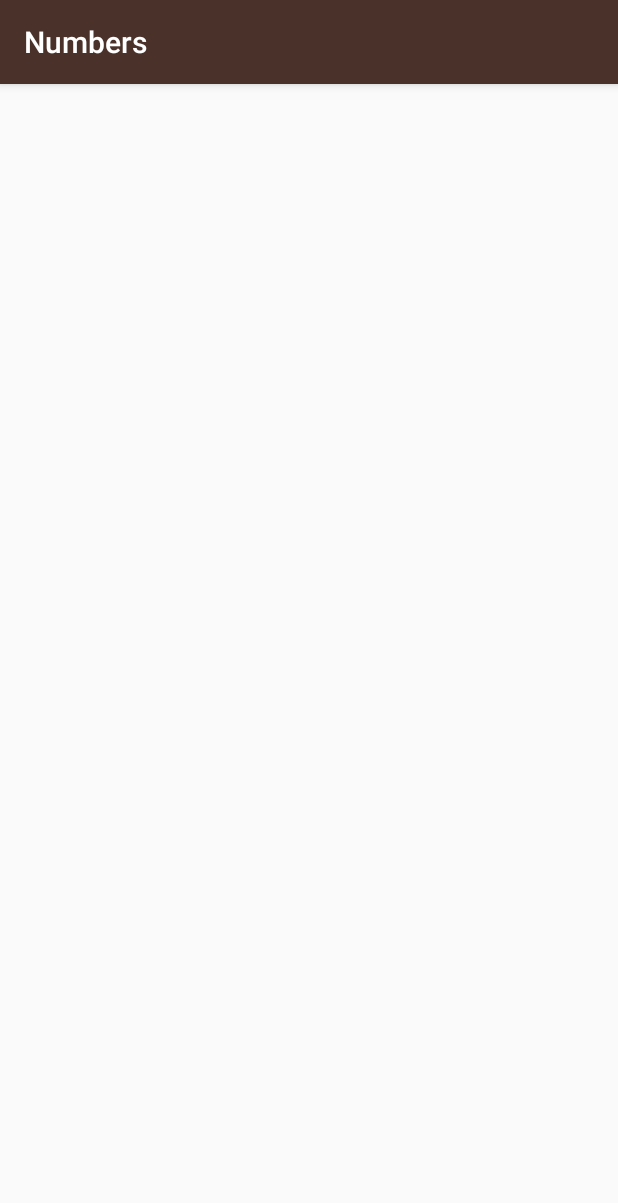
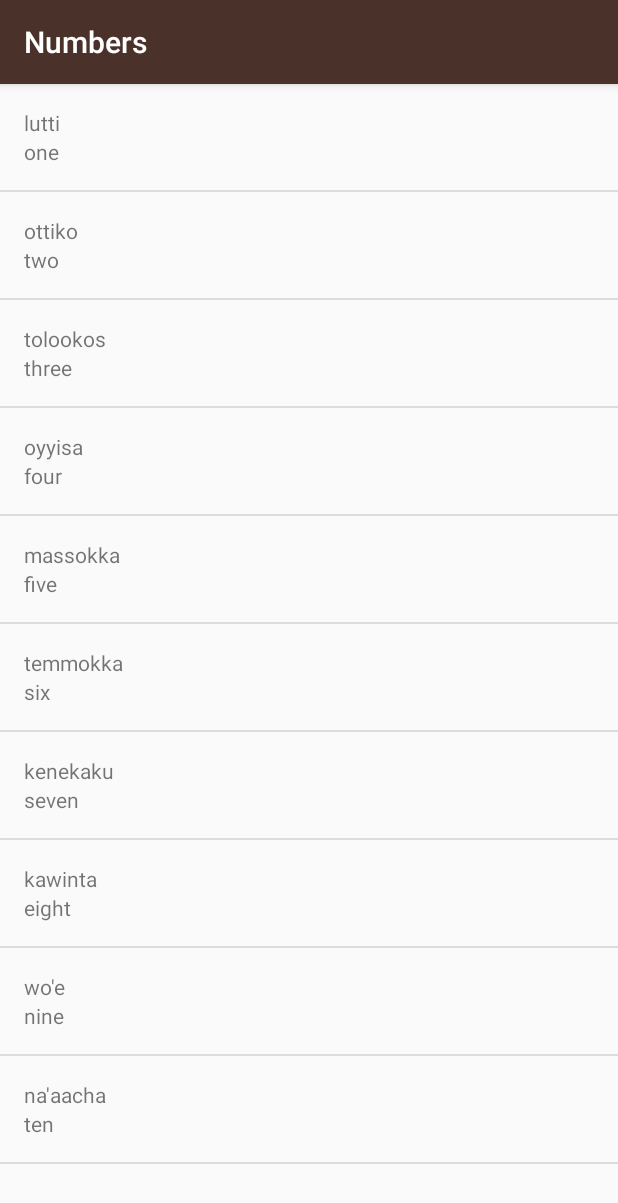
Before and after one commit to AlfredoMarrero/Miwok_app, an Android app: the NumbersActivity screen opened directly, with no data from a screen before it, on a phone screen of 412 x 824 dp. Shown: the top 1203 px of the screen. Run offline under Robolectric (Android 15) with nearby library versions, the phone set to English and light mode, and no system bars.

Commit message:
Add custom ArrayAdapter and ListView.

```diff
--- a/app/src/main/java/com/example/android/miwok/NumbersActivity.java
+++ b/app/src/main/java/com/example/android/miwok/NumbersActivity.java
@@ -1,13 +1,31 @@
 package com.example.android.miwok;
 
+import android.os.Bundle;
 import android.support.v7.app.AppCompatActivity;
-import android.os.Bundle;
+import android.widget.ListView;
+import java.util.ArrayList;
 
 public class NumbersActivity extends AppCompatActivity {
 
     @Override
     protected void onCreate(Bundle savedInstanceState) {
         super.onCreate(savedInstanceState);
-        setContentView(R.layout.activity_numbers);
+        setContentView(R.layout.word_list_view);
+
+        ArrayList<Word> words = new ArrayList<>();
+        words.add(new Word( "one", "lutti"));
+        words.add(new Word( "two", "ottiko"));
+        words.add(new Word("three", "tolookos"));
+        words.add(new Word( "four", "oyyisa"));
+        words.add(new Word( "five", "massokka"));
+        words.add(new Word("six", "temmokka"));
+        words.add(new Word("seven", "kenekaku"));
+        words.add(new Word( "eight", "kawinta"));
+        words.add(new Word("nine", "wo'e"));
+        words.add(new Word("ten", "na'aacha"));
+
+        ListView listView = (ListView) findViewById(R.id.word_list);
+        WordAdapter arrayAdapter = new WordAdapter(this, words);
+        listView.setAdapter(arrayAdapter);
     }
 }
--- /dev/null
+++ b/app/src/main/java/com/example/android/miwok/Word.java
@@ -0,0 +1,24 @@
+package com.example.android.miwok;
+
+/**
+ * Created by alfred on 1/3/17.
+ */
+
+public class Word {
+
+    private String miwokTranslation;
+    private String englishTranslation;
+
+    public Word(String miwok, String english){
+        miwokTranslation = miwok;
+        englishTranslation = english;
+    }
+
+    public String getEnglishTranslation(){
+        return englishTranslation;
+    }
+
+    public String getMiwokTranslation(){
+        return miwokTranslation;
+    }
+}
--- /dev/null
+++ b/app/src/main/java/com/example/android/miwok/WordAdapter.java
@@ -0,0 +1,43 @@
+package com.example.android.miwok;
+
+import android.content.Context;
+import android.support.annotation.NonNull;
+import android.view.LayoutInflater;
+import android.view.View;
+import android.view.ViewGroup;
+import android.widget.ArrayAdapter;
+import android.widget.TextView;
+
+import java.util.ArrayList;
+/**
+ * Created by alfred on 1/3/17.
+ */
+
+public class WordAdapter extends ArrayAdapter<Word> {
+
+    public WordAdapter(Context context, ArrayList<Word> word){
+        super(context, 0, word);
+    }
+
+    @NonNull
+    @Override
+    public View getView(int position, View convertView, ViewGroup parent) {
+
+        //step 1 get list view items
+        Word word = getItem(position);
+
+        // step 2 check if view item is being reused, otherwise inflate view
+        if(convertView == null){
+            convertView = LayoutInflater.from(getContext()).inflate( R.layout.list_view_item, parent, false);
+        }
+
+
+        TextView miwokTextView = (TextView) convertView.findViewById(R.id.miwok_word);
+        miwokTextView.setText(word.getMiwokTranslation());
+
+        TextView englishTextView = (TextView) convertView.findViewById(R.id.english_word);
+        englishTextView.setText(word.getEnglishTranslation());
+
+        return convertView;
+    }
+}
--- a/app/src/main/res/layout/activity_numbers.xml
+++ /dev/null
@@ -1,13 +0,0 @@
-<?xml version="1.0" encoding="utf-8"?>
-<RelativeLayout xmlns:android="http://schemas.android.com/apk/res/android"
-    xmlns:tools="http://schemas.android.com/tools"
-    android:id="@+id/activity_numbers"
-    android:layout_width="match_parent"
-    android:layout_height="match_parent"
-    android:paddingBottom="@dimen/activity_vertical_margin"
-    android:paddingLeft="@dimen/activity_horizontal_margin"
-    android:paddingRight="@dimen/activity_horizontal_margin"
-    android:paddingTop="@dimen/activity_vertical_margin"
-    tools:context="com.example.android.miwok.NumbersActivity">
-
-</RelativeLayout>
--- /dev/null
+++ b/app/src/main/res/layout/list_view_item.xml
@@ -0,0 +1,19 @@
+<?xml version="1.0" encoding="utf-8"?>
+<LinearLayout xmlns:android="http://schemas.android.com/apk/res/android"
+    android:layout_width="match_parent"
+    android:layout_height="match_parent"
+    android:orientation="vertical"
+    android:padding="16dp">
+
+    <TextView
+        android:layout_height="wrap_content"
+        android:layout_width="wrap_content"
+        android:id="@+id/english_word"
+        />
+
+    <TextView
+        android:layout_width="wrap_content"
+        android:layout_height="wrap_content"
+        android:id="@+id/miwok_word"/>
+
+</LinearLayout>
--- /dev/null
+++ b/app/src/main/res/layout/word_list_view.xml
@@ -0,0 +1,7 @@
+<?xml version="1.0" encoding="utf-8"?>
+<ListView xmlns:android="http://schemas.android.com/apk/res/android"
+    android:layout_width="match_parent"
+    android:layout_height="match_parent"
+    android:id="@+id/word_list"
+    android:orientation="vertical">
+</ListView>
```
Also changed, not shown: app/src/main/java/com/example/android/miwok/FamilyMembersActivity.java (+20 -2 lines), app/src/main/java/com/example/android/miwok/PhrasesActivity.java (+20 -2 lines), app/src/main/res/layout/activity_colors.xml (deleted, +0 -13 lines), 1 other file.
